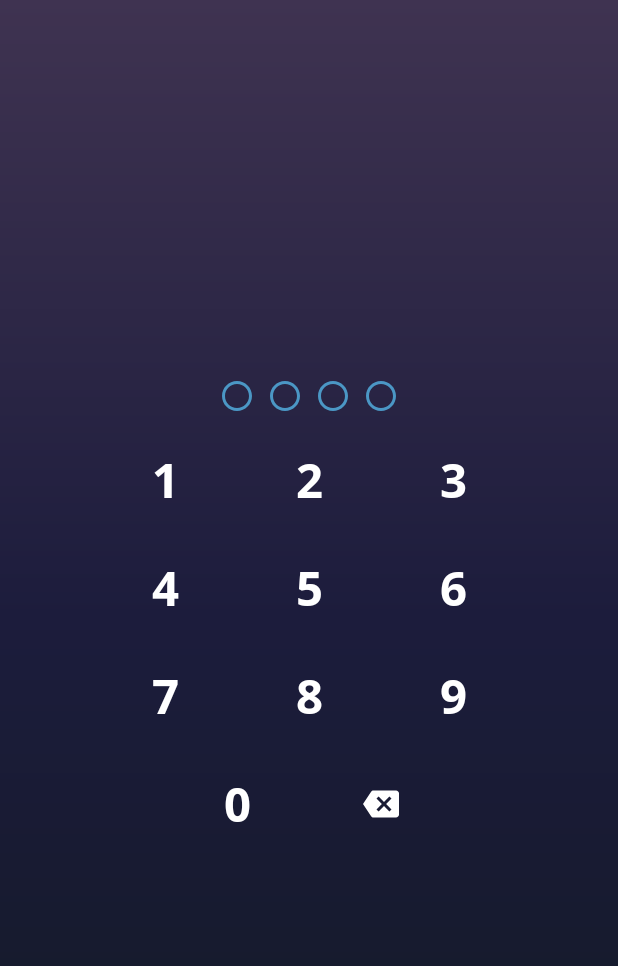
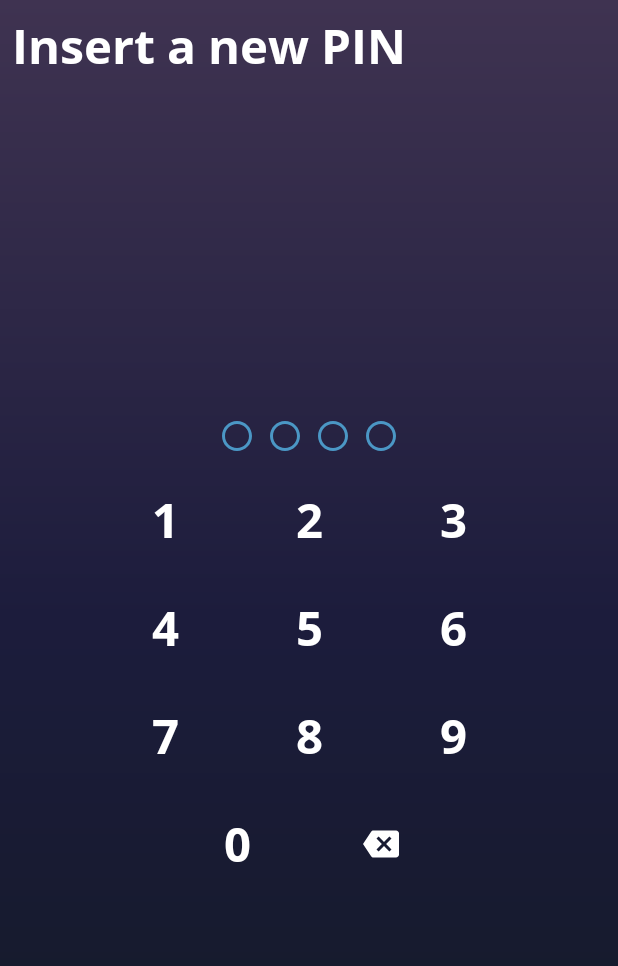
Before and after one commit to gamezface/Android-Challenge, an Android app: the layout fragment_pin.xml on its own in the app's theme, with its tools: preview values and no code run, on a phone screen of 412 x 824 dp. Shown: the top 966 px of the screen. Run offline under Robolectric (Android 15) with nearby library versions, the phone set to English and light mode, and no system bars.

```diff
--- a/features/pin/src/main/java/com/gamezface/pin/fragment/PinFragment.kt
+++ b/features/pin/src/main/java/com/gamezface/pin/fragment/PinFragment.kt
@@ -43,12 +43,16 @@ class PinFragment : Fragment() {
         initListeners()
         initObservers()
         setupBiometric()
+        viewModel.verifyPinRegistered()
         verifyBiometricAuth()
     }
 
     private fun initObservers() {
         viewModel.getPin().observe(viewLifecycleOwner) {
             binding.pinCodeNumPad.onPinChanged(it)
+        }
+        viewModel.getRegisteredPin().observe(viewLifecycleOwner) {
+            binding.textViewTitle.text = if (it.isNullOrEmpty()) getString(R.string.insert_a_new_pin) else getString(R.string.insert_your_pin)
         }
         viewModel.getAuthentication().observe(viewLifecycleOwner) { authenticated ->
             if (authenticated) handleSuccessAuth()
--- a/features/pin/src/main/res/layout/fragment_pin.xml
+++ b/features/pin/src/main/res/layout/fragment_pin.xml
@@ -2,13 +2,25 @@
 <androidx.constraintlayout.widget.ConstraintLayout xmlns:android="http://schemas.android.com/apk/res/android"
     android:layout_width="match_parent"
     android:layout_height="match_parent"
-    xmlns:app="http://schemas.android.com/apk/res-auto">
+    xmlns:app="http://schemas.android.com/apk/res-auto"
+    xmlns:tools="http://schemas.android.com/tools">
+
+    <androidx.appcompat.widget.AppCompatTextView
+        android:id="@+id/textViewTitle"
+        style="@style/TextAppearance.Title"
+        android:layout_width="match_parent"
+        android:layout_height="wrap_content"
+        android:text="@string/insert_a_new_pin"
+        android:layout_marginTop="@dimen/margin_small"
+        android:layout_marginHorizontal="@dimen/margin_small"
+        app:layout_constraintTop_toTopOf="parent"
+        tools:text="@tools:sample/lorem" />
 
     <com.gamezface.uicommon.pin.PinCodeNumPad
         android:id="@+id/pinCodeNumPad"
         android:layout_width="match_parent"
         android:layout_height="wrap_content"
-        app:layout_constraintTop_toTopOf="parent"
+        app:layout_constraintTop_toBottomOf="@id/textViewTitle"
         app:layout_constraintBottom_toBottomOf="parent"/>
 
 </androidx.constraintlayout.widget.ConstraintLayout>
--- a/presentation/src/main/java/com/gamezface/presentation/viewmodels/home/details/CastDetailsViewModel.kt
+++ b/presentation/src/main/java/com/gamezface/presentation/viewmodels/home/details/CastDetailsViewModel.kt
@@ -20,7 +20,7 @@ class CastDetailsViewModel @Inject constructor(
     var id: Long = -1L
 
     suspend fun loadDetails() {
-        _detailsLiveEvent.value.takeUnless { it?.data != null || id == -1L }.run {
+        takeUnless { id == -1L }?.run {
             handleWork({ repository.getCastDetails(id) }, _detailsLiveEvent)
         }
     }
--- a/presentation/src/main/java/com/gamezface/presentation/viewmodels/home/details/ShowDetailsViewModel.kt
+++ b/presentation/src/main/java/com/gamezface/presentation/viewmodels/home/details/ShowDetailsViewModel.kt
@@ -25,7 +25,7 @@ class ShowDetailsViewModel @Inject constructor(
     var id: Long = -1L
 
     suspend fun loadDetails() {
-        _detailsLiveEvent.value.takeUnless { it?.data != null || id == -1L }.run {
+        takeUnless { id == -1L }?.run {
             handleWork({ repository.getDetails(id) }, _detailsLiveEvent)
         }
     }
--- a/uicommon/src/main/res/values/strings.xml
+++ b/uicommon/src/main/res/values/strings.xml
@@ -25,6 +25,8 @@
     <string name="biometric_authentication">Biometric authentication</string>
     <string name="touch_the_fingerprint_sensor">Touch the fingerprint sensor</string>
     <string name="insert_pin">Insert PIN</string>
+    <string name="insert_your_pin">Insert your PIN</string>
+    <string name="insert_a_new_pin">Insert a new PIN</string>
 
     <string name="pin_num_pad_one" translatable="false">1</string>
     <string name="pin_num_pad_two" translatable="false">2</string>
```
Also changed, not shown: presentation/src/main/java/com/gamezface/presentation/viewmodels/pin/PinViewModel.kt (+8 -2 lines), 4 other files.
